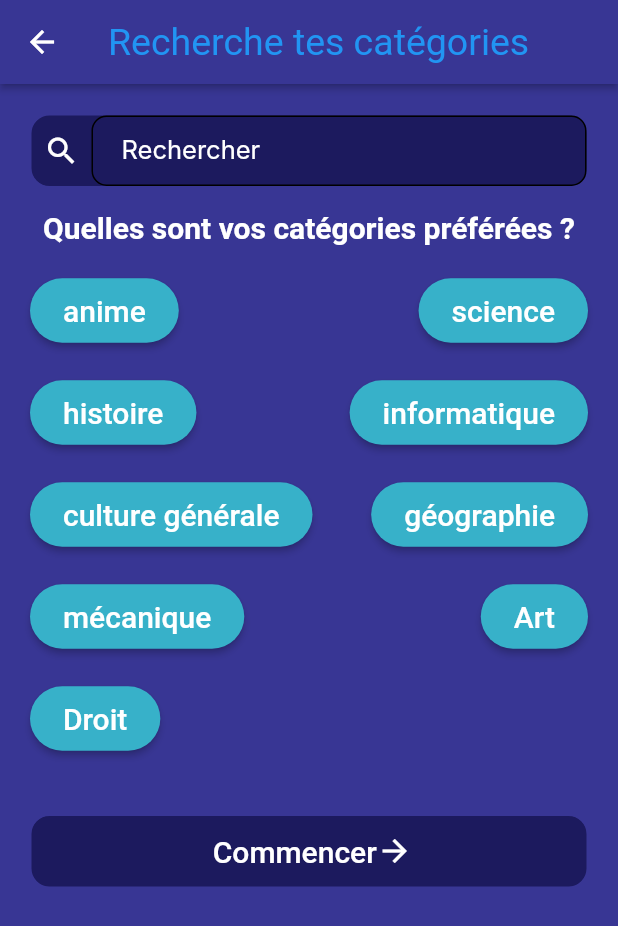
After one commit to ibrahim10sy/QuizAppFlutter, a Flutter app: the Categorie screen opened directly, on a phone screen of 412 x 824 dp. The commit adds this screen. Shown: the top 926 px of the screen. Run offline on Flutter 3.47's test engine with Material 2 defaults, Android fonts, the phone set to English and light mode, and no system bars; our stand-ins replace image_picker; network calls fail; Roboto replaces fonts that are missing (Inter, Muli).

Commit message:
ajout de categorie

```diff
--- a/lib/nav.dart
+++ b/lib/nav.dart
@@ -5,7 +5,7 @@ import 'pages/liste.dart';
 import 'pages/quiz.dart';
 import 'pages/profile.dart';
 import 'pages/comptepublic.dart';
-
+import 'pages/categorie.dart';
 
 
 
@@ -24,7 +24,8 @@ List<Widget> _listTab = <Widget>[
    Home(),
    Liste(),
    Quiz(),
-  Comptepublic(),
+  Profile(),
+
 
 ];
 
@@ -63,9 +64,10 @@ List<Widget> _listTab = <Widget>[
 
         BottomNavigationBarItem(
           icon: const Icon(Icons.person),
-          label: 'comptepublic',
+          label: 'profile',
           backgroundColor : bottomNavigationBackgroundColor,
         ),
+
 
       ],
       currentIndex: _selectedIndex,
--- /dev/null
+++ b/lib/pages/categorie.dart
@@ -0,0 +1,249 @@
+import 'package:flutter/material.dart';
+
+class Categorie extends StatefulWidget {
+  @override
+  _CategorieState createState() => _CategorieState();
+}
+
+class _CategorieState extends State<Categorie> {
+  final List<String> categories = [
+    "anime",
+    "science",
+    "histoire",
+    "informatique",
+    "culture générale",
+    "géographie",
+    "mécanique",
+    "Art",
+    "Droit",
+  ];
+
+  Map<String, bool> categorySelection = {};
+
+  void initState() {
+    super.initState();
+    // Initialiser l'état de chaque catégorie à false
+    for (String category in categories) {
+      categorySelection[category] = false;
+    }
+  }
+
+  @override
+  Widget build(BuildContext context) {
+    return Scaffold(
+      appBar: AppBar(
+        backgroundColor: const Color(0xFF383694),
+        centerTitle: true,
+        elevation: 2,
+        title: Text(
+          "Recherche tes catégories",
+          style: TextStyle(
+            color: const Color(0xFF2195F3),
+            fontSize: 25,
+            fontWeight: FontWeight.w400,
+          ),
+        ),
+      ),
+      body: Container(
+        color: const Color(0xFF383694),
+        padding: EdgeInsets.all(20.0),
+        child: Column(
+          crossAxisAlignment: CrossAxisAlignment.stretch,
+          children: [
+            Container(
+              width: 315,
+              height: 49,
+              decoration: BoxDecoration(
+                color: const Color(0xFF1C1A5E),
+                borderRadius: BorderRadius.circular(13),
+                border: Border.all(
+                  color: const Color(0xFF383694),
+                  width: 1,
+                ),
+              ),
+              child: Row(
+                children: [
+                  Padding(
+                    padding: const EdgeInsets.all(8.0),
+                    child: Icon(
+                      Icons.search,
+                      color: Colors.white,
+                    ),
+                  ),
+                  Expanded(
+                    child: TextField(
+                      style: TextStyle(
+                        color: const Color(0xFF595151),
+                        fontFamily: 'Inter',
+                        fontSize: 17,
+                        fontWeight: FontWeight.w400,
+                      ),
+                      decoration: InputDecoration(
+                        border: InputBorder.none,
+                        hintText: "Rechercher",
+                        hintStyle: TextStyle(
+                          color: Colors.white,
+                          fontFamily: 'Inter',
+                          fontSize: 17,
+                          fontWeight: FontWeight.w400,
+                        ),
+                      ),
+                    ),
+                  ),
+                ],
+              ),
+            ),
+
+            SizedBox(height: 15),
+            Center(
+              child: Column(
+                children: [
+                  Text(
+                    "Quelles sont vos catégories préférées ?",
+                    style: TextStyle(
+                      fontSize: 20,
+                      color: Colors.white,
+                      fontWeight: FontWeight.bold,
+                    ),
+                  ),
+                  SizedBox(height: 20),
+                  Row(
+                    mainAxisAlignment: MainAxisAlignment.spaceBetween,
+                    children: [
+                      _buildCategoryButton(categories[0]),
+                      _buildCategoryButton(categories[1]),
+                    ],
+                  ),
+                  SizedBox(height: 20),
+                  Row(
+                    mainAxisAlignment: MainAxisAlignment.spaceBetween,
+                    children: [
+                      _buildCategoryButton(categories[2]),
+                      _buildCategoryButton(categories[3]),
+                    ],
+                  ),
+                  SizedBox(height: 20),
+                  Row(
+                    mainAxisAlignment: MainAxisAlignment.spaceBetween,
+                    children: [
+                      _buildCategoryButton(categories[4]),
+                      _buildCategoryButton(categories[5]),
+                    ],
+                  ),
+                  SizedBox(height: 20),
+                  Row(
+                    mainAxisAlignment: MainAxisAlignment.spaceBetween,
+                    children: [
+                      _buildCategoryButton(categories[6]),
+                      _buildCategoryButton(categories[7]),
+                    ],
+                  ),
+                  SizedBox(height: 20),
+                  Row(
+                    mainAxisAlignment: MainAxisAlignment.spaceBetween,
+                    children: [
+                      _buildCategoryButton(categories[8]),
+                    ],
+                  ),
+                ],
+              ),
+            ),
+              customButton(context),
+          ],
+        ),
+      ),
+    );
+  }
+
+  Widget _buildCategoryButton(String category) {
+    return ElevatedButton(
+      onPressed: () {
+        setState(() {
+          // Vérifiez si la valeur n'est pas nulle avant de l'utiliser comme condition
+          if (categorySelection[category] != null) {
+            // Inversez l'état de la catégorie lors du clic
+            categorySelection[category] = !categorySelection[category]!;
+          }
+        });
+      },
+      style: ButtonStyle(
+        backgroundColor: MaterialStateProperty.all<Color>(
+          categorySelection[category] == true ? Colors.green : const Color(0xFF37B1C9),
+        ),
+        shape: MaterialStateProperty.all<RoundedRectangleBorder>(
+          RoundedRectangleBorder(
+            borderRadius: BorderRadius.circular(32),
+          ),
+        ),
+      ),
+      child: Padding(
+        padding: const EdgeInsets.symmetric(
+          vertical: 10.0,
+          horizontal: 6.0,
+        ),
+        child: Text(
+          category,
+          style: TextStyle(
+            color: Colors.white,
+            fontSize: 20,
+          ),
+        ),
+      ),
+
+
+
+
+    );
+
+
+  }
+
+
+Widget customButton(BuildContext context) {
+  // SizedBox(height:40);
+
+  return Container(
+    margin: EdgeInsets.only(top: 40),
+    width: 300.0,
+    height: 49.0,
+    decoration: BoxDecoration(
+
+      color: const Color(0xFF1C1A5E), // Couleur de fond du bouton
+      borderRadius: BorderRadius.circular(13.0), // Border radius
+      border: Border.all(
+        color: const Color(0xFF383694), // Couleur de la bordure
+        width: 1.0, // Épaisseur de la bordure
+      ),
+    ),
+
+    child: ElevatedButton(
+      onPressed: () {
+        // Action à effectuer lorsque le bouton est cliqué
+      },
+      style: ElevatedButton.styleFrom(
+        primary: Colors.transparent, // Couleur de fond transparente
+        elevation: 0, // Pas d'ombre
+        padding: EdgeInsets.all(0), // Espacement interne du bouton
+      ),
+      child: Row(
+        mainAxisAlignment: MainAxisAlignment.center,
+        children: [
+          SizedBox(width: 5.0), // Espacement entre l'icône et le texte
+          Text(
+            "Commencer",
+            style: TextStyle(
+              fontSize: 20,
+              color: Colors.white,
+            ),
+          ),
+          Icon(
+            Icons.arrow_forward, // Utilisation de l'icône Flutter
+            color: Colors.white, // Couleur de l'icône
+          ),
+
+        ],
+      ),
+    ),
+  );
+}
+}
--- a/lib/pages/comptepublic.dart
+++ b/lib/pages/comptepublic.dart
@@ -37,7 +37,7 @@ class Comptepublic extends StatelessWidget {
             // DataRow(),
             DataRow(
            nQuizs: 50,
-              initialNJoueurs: 100,
+              initialNJoueurs: 4,
              ),
 
              Tapbar(),
@@ -204,7 +204,7 @@ class _DataRowState extends State<DataRow> {
             ],
           ),
         ),
-        ElevatedButton(
+  ElevatedButton(
   style: ButtonStyle(
     backgroundColor: MaterialStateProperty.resolveWith<Color>(
       (Set<MaterialState> states) {
```
